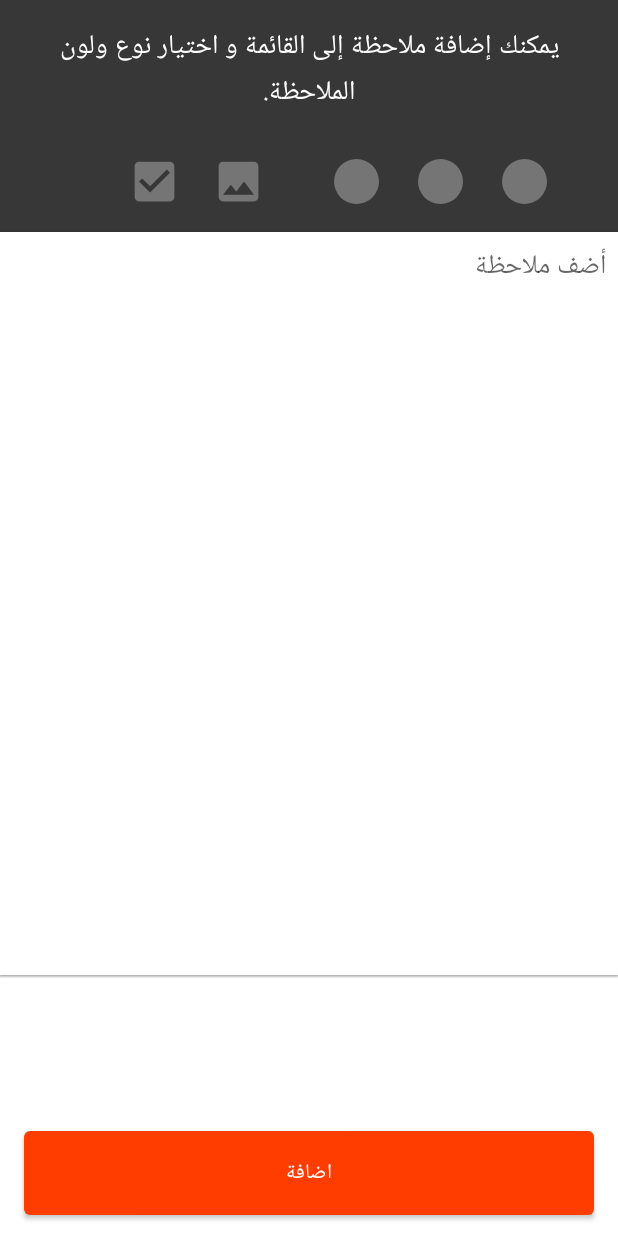
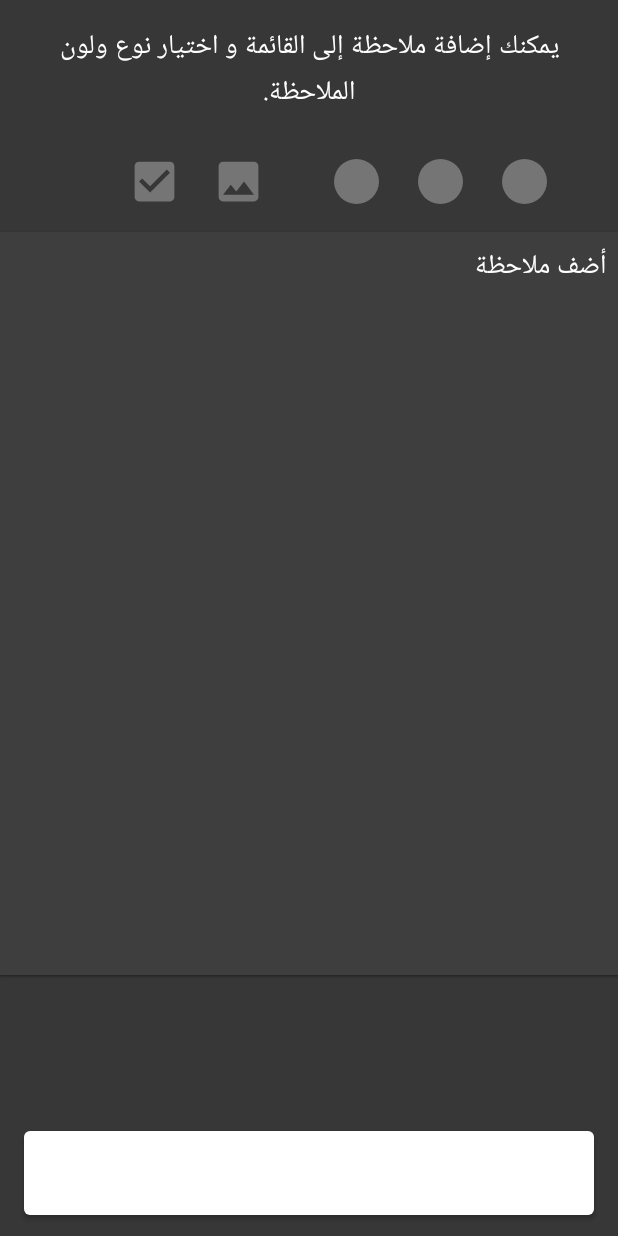
Before and after one commit to mohamme-mansour/NotesAppDeveloped, an Android app: the screen it shows after launch (AddNewNoteActivity), after a tap on an icon or button, on a phone screen of 412 x 824 dp. Run offline under Robolectric (Android 15) with nearby library versions, the phone set to English and light mode, and no system bars; our stand-ins replace Room's generated code; Roboto replaces fonts that are not available here.

Commit message:
NotesAppDeveloped Project

```diff
--- a/app/src/main/java/com/mohammedev/notesappdeveloped/Adapters/NotesAdapter.java
+++ b/app/src/main/java/com/mohammedev/notesappdeveloped/Adapters/NotesAdapter.java
@@ -21,7 +21,7 @@ import com.mohammedev.notesappdeveloped.classes.PhotoNote;
 import com.mohammedev.notesappdeveloped.databinding.ItemNoteBinding;
 import com.mohammedev.notesappdeveloped.databinding.ItemNoteCheckBinding;
 import com.mohammedev.notesappdeveloped.databinding.ItemNotePhotoBinding;
-import com.mohammedev.notesappdeveloped.extra.Constants;
+import com.mohammedev.notesappdeveloped.utils.Constants;
 
 import java.io.Serializable;
 import java.util.ArrayList;
@@ -91,7 +91,7 @@ public class NotesAdapter extends RecyclerView.Adapter<NotesAdapter.NotesViewHol
         }else{
             holder.itemNoteBinding.setNote(notesMain);
         }
-        holder.position = position;
+        holder.position = holder.getAdapterPosition();
 
     }
 
@@ -175,7 +175,6 @@ public class NotesAdapter extends RecyclerView.Adapter<NotesAdapter.NotesViewHol
             itemNoteCheckBinding.cardView.setOnLongClickListener(new View.OnLongClickListener() {
                 @Override
                 public boolean onLongClick(View v) {
-
                     mItemLongClickListener.onLongClickItem(position);
 
                     return false;
@@ -217,7 +216,6 @@ public class NotesAdapter extends RecyclerView.Adapter<NotesAdapter.NotesViewHol
                     }
                 }
             }
-
         }else{
             Toast.makeText(context, "Error Happened!", Toast.LENGTH_SHORT).show();
         }
--- a/app/src/main/java/com/mohammedev/notesappdeveloped/Background/NoteRepository.java
+++ b/app/src/main/java/com/mohammedev/notesappdeveloped/Background/NoteRepository.java
@@ -14,6 +14,7 @@ import com.mohammedev.notesappdeveloped.room.Daos.CheckNoteDao;
 import com.mohammedev.notesappdeveloped.room.Daos.NoteDao;
 import com.mohammedev.notesappdeveloped.room.Daos.PhotoNoteDao;
 import com.mohammedev.notesappdeveloped.room.NotesRoomDb;
+import com.mohammedev.notesappdeveloped.utils.AppExecutor;
 
 import java.util.List;
 
@@ -82,7 +83,7 @@ public class NoteRepository {
 
     //insert
     public void insertNote(Note note) {
-            new InsertAsyncTaskNote(mNoteDao).execute(note);}
+        new InsertAsyncTaskNote(mNoteDao).execute(note);}
 
     public void deleteNote(Note note) {
         new DeleteAsyncTaskNote(mNoteDao).execute(note);}
@@ -119,6 +120,8 @@ public class NoteRepository {
         new DeleteAllAsyncTaskNote(mNoteDao).execute();
         new DeleteAllAsyncTaskPhotoNote(mPhotoNoteDao).execute();
     }
+
+
 
     private static class InsertAsyncTaskNote extends AsyncTask<Note, Void, Void> {
 
@@ -287,4 +290,5 @@ public class NoteRepository {
             return null;
         }
     }
+
 }
--- a/app/src/main/java/com/mohammedev/notesappdeveloped/NotesEdit/CheckNoteEdit.java
+++ b/app/src/main/java/com/mohammedev/notesappdeveloped/NotesEdit/CheckNoteEdit.java
@@ -13,7 +13,7 @@ import androidx.lifecycle.ViewModelProviders;
 
 import com.mohammedev.notesappdeveloped.R;
 import com.mohammedev.notesappdeveloped.classes.CheckNote;
-import com.mohammedev.notesappdeveloped.extra.Constants;
+import com.mohammedev.notesappdeveloped.utils.Constants;
 import com.mohammedev.notesappdeveloped.room.ViewModels.NoteViewModel;
 
 public class CheckNoteEdit extends AppCompatActivity {
--- a/app/src/main/java/com/mohammedev/notesappdeveloped/NotesEdit/NormalNoteEdit.java
+++ b/app/src/main/java/com/mohammedev/notesappdeveloped/NotesEdit/NormalNoteEdit.java
@@ -10,7 +10,7 @@ import androidx.lifecycle.ViewModelProviders;
 
 import com.mohammedev.notesappdeveloped.R;
 import com.mohammedev.notesappdeveloped.classes.Note;
-import com.mohammedev.notesappdeveloped.extra.Constants;
+import com.mohammedev.notesappdeveloped.utils.Constants;
 import com.mohammedev.notesappdeveloped.room.ViewModels.NoteViewModel;
 
 public class NormalNoteEdit extends AppCompatActivity {
--- a/app/src/main/java/com/mohammedev/notesappdeveloped/NotesEdit/PhotoNoteEdit.java
+++ b/app/src/main/java/com/mohammedev/notesappdeveloped/NotesEdit/PhotoNoteEdit.java
@@ -20,7 +20,7 @@ import androidx.lifecycle.ViewModelProviders;
 
 import com.mohammedev.notesappdeveloped.R;
 import com.mohammedev.notesappdeveloped.classes.PhotoNote;
-import com.mohammedev.notesappdeveloped.extra.Constants;
+import com.mohammedev.notesappdeveloped.utils.Constants;
 import com.mohammedev.notesappdeveloped.room.ViewModels.NoteViewModel;
 
 import java.io.ByteArrayOutputStream;
--- a/app/src/main/java/com/mohammedev/notesappdeveloped/classes/Note.java
+++ b/app/src/main/java/com/mohammedev/notesappdeveloped/classes/Note.java
@@ -22,6 +22,8 @@ public class Note implements Serializable {
         this.color = noteColor;
         this.note = note;
     }
+
+
 
     public int getId() {
         return id;
--- a/app/src/main/java/com/mohammedev/notesappdeveloped/room/Daos/NoteDao.java
+++ b/app/src/main/java/com/mohammedev/notesappdeveloped/room/Daos/NoteDao.java
@@ -29,6 +29,9 @@ public interface NoteDao {
     @Delete
     void delete(Note note);
 
+    @Query("SELECT * from notesTable LIMIT 1")
+    Note[] getAnyNote();
+
     @Query("SELECT * FROM photoNotesTable")
     LiveData<List<PhotoNote>> getAllPhotoNotes();
 
--- a/app/src/main/java/com/mohammedev/notesappdeveloped/room/ViewModels/NoteViewModel.java
+++ b/app/src/main/java/com/mohammedev/notesappdeveloped/room/ViewModels/NoteViewModel.java
@@ -77,6 +77,7 @@ public class NoteViewModel extends AndroidViewModel {
         mNotesRepository.updatePhotoNote(photoNote);
     }
 
+
     public LiveData<List<Note>> getAllNotes() {
         return mAllNotes;
     }
--- a/app/src/main/java/com/mohammedev/notesappdeveloped/ui/AddNewNoteActivity.java
+++ b/app/src/main/java/com/mohammedev/notesappdeveloped/ui/AddNewNoteActivity.java
@@ -46,7 +46,7 @@ public class AddNewNoteActivity extends AppCompatActivity implements Serializabl
 
     private RadioButton normalNoteRadio;
     private RadioButton checkBoxNoteRadio;
-    private RadioButton imageNoteRadio;
+    private RadioButton photoNoteRadio;
 
     private RadioButton blueNote;
     private RadioButton redNote;
@@ -87,7 +87,7 @@ public class AddNewNoteActivity extends AppCompatActivity implements Serializabl
         redNote = findViewById(R.id.radioButton2);
         yellowNote = findViewById(R.id.radioButton);
 
-        imageNoteRadio = findViewById(R.id.radioButton4);
+        photoNoteRadio = findViewById(R.id.radioButton4);
         normalNoteRadio = findViewById(R.id.radioButton6);
         checkBoxNoteRadio = findViewById(R.id.radioButton5);
 
@@ -157,7 +157,7 @@ public class AddNewNoteActivity extends AppCompatActivity implements Serializabl
             }
         });
 
-        imageNoteRadio.setOnClickListener(new View.OnClickListener()
+        photoNoteRadio.setOnClickListener(new View.OnClickListener()
         {
             @Override
             public void onClick(View view)
@@ -264,7 +264,7 @@ public class AddNewNoteActivity extends AppCompatActivity implements Serializabl
         if (!yellowNote.isChecked() && !blueNote.isChecked() && !redNote.isChecked()) {
             Toast.makeText(this, R.string.didnt_choose_color, Toast.LENGTH_SHORT).show();
         }else {
-            if (imageNoteRadio.isChecked()) {
+            if (photoNoteRadio.isChecked()) {
                 String photoNoteText = photoNoteEditText.getText().toString();
 
                 if (photoNoteText.isEmpty()) {
--- a/app/src/main/java/com/mohammedev/notesappdeveloped/ui/MainActivity.java
+++ b/app/src/main/java/com/mohammedev/notesappdeveloped/ui/MainActivity.java
@@ -1,20 +1,25 @@
 package com.mohammedev.notesappdeveloped.ui;
 
+import android.content.DialogInterface;
 import android.content.Intent;
 import android.os.Bundle;
 import android.os.Parcelable;
+import android.view.View;
 import android.widget.Toast;
 
 import androidx.annotation.NonNull;
 import androidx.appcompat.app.AlertDialog;
 import androidx.appcompat.app.AppCompatActivity;
 import androidx.databinding.DataBindingUtil;
+import androidx.lifecycle.Observer;
 import androidx.lifecycle.ViewModelProvider;
 import androidx.recyclerview.widget.ItemTouchHelper;
 import androidx.recyclerview.widget.RecyclerView;
 import androidx.recyclerview.widget.StaggeredGridLayoutManager;
 
 import com.mohammedev.notesappdeveloped.Adapters.NotesAdapter;
+import com.mohammedev.notesappdeveloped.Listener.ItemClickListener;
+import com.mohammedev.notesappdeveloped.Listener.ItemLongClickListener;
 import com.mohammedev.notesappdeveloped.NotesEdit.CheckNoteEdit;
 import com.mohammedev.notesappdeveloped.NotesEdit.NormalNoteEdit;
 import com.mohammedev.notesappdeveloped.NotesEdit.PhotoNoteEdit;
@@ -23,16 +28,19 @@ import com.mohammedev.notesappdeveloped.classes.CheckNote;
 import com.mohammedev.notesappdeveloped.classes.Note;
 import com.mohammedev.notesappdeveloped.classes.PhotoNote;
 import com.mohammedev.notesappdeveloped.databinding.ActivityMainBinding;
-import com.mohammedev.notesappdeveloped.databinding.ItemNoteBinding;
-import com.mohammedev.notesappdeveloped.extra.Constants;
-import com.mohammedev.notesappdeveloped.extra.ViewSpaces;
+import com.mohammedev.notesappdeveloped.utils.AppExecutor;
+import com.mohammedev.notesappdeveloped.utils.Constants;
+import com.mohammedev.notesappdeveloped.utils.ViewSpaces;
 import com.mohammedev.notesappdeveloped.room.ViewModels.NoteViewModel;
+
+import java.util.List;
 
 public class MainActivity extends AppCompatActivity {
 
     private NotesAdapter mNotesAdapter;
     private NoteViewModel mNoteViewModel;
     ActivityMainBinding activityMainBinding;
+    AppExecutor mAppExecutor;
 
     @Override
     protected void onCreate(Bundle savedInstanceState)
@@ -41,22 +49,68 @@ public class MainActivity extends AppCompatActivity {
 
         activityMainBinding = DataBindingUtil.setContentView(this, R.layout.activity_main);
 
+        mAppExecutor = AppExecutor.getInstance();
 
-
-        findViewById(R.id.floating_button_add).setOnClickListener(view -> startActivity(new Intent(MainActivity.this , AddNewNoteActivity.class)));
+        findViewById(R.id.floating_button_add).setOnClickListener(new View.OnClickListener() {
+            @Override
+            public void onClick(View view) {
+                startActivity(new Intent(MainActivity.this, AddNewNoteActivity.class));
+            }
+        });
 
         activityMainBinding.recyclerViewPhotos.setLayoutManager(new StaggeredGridLayoutManager(2, 1));
         activityMainBinding.recyclerViewPhotos.setHasFixedSize(true);
         activityMainBinding.recyclerViewPhotos.addItemDecoration(new ViewSpaces(20));
 
-        mNotesAdapter = new NotesAdapter(this, this::removeNote, this::editNote);
+        mNotesAdapter = new NotesAdapter(this, new ItemLongClickListener() {
+            @Override
+            public void onLongClickItem(int position) {
+                removeNote(position);
+            }
+        }, new ItemClickListener() {
+            @Override
+            public void onClickListener(int position) {
+                editNote(position);
+            }
+        });
 
         mNoteViewModel = new ViewModelProvider(this).get(NoteViewModel.class);
-        mNoteViewModel.getAllNotes().observe(this, notes -> mNotesAdapter.setNormalNotes(notes));
 
-        mNoteViewModel.getAllPhotoNotes().observe(this, photoNotes -> mNotesAdapter.setPhotoNotes(photoNotes));
+        mNoteViewModel.getAllNotes().observe(this, new Observer<List<Note>>() {
+            @Override
+            public void onChanged(List<Note> notes) {
+                mAppExecutor.getMainThread().execute(new Runnable() {
+                    @Override
+                    public void run() {
+                        mNotesAdapter.setNormalNotes(notes);
+                    }
+                });
+            }
+        });
 
-        mNoteViewModel.getAllCheckNote().observe(this, checkNotes -> mNotesAdapter.setCheckNotes(checkNotes));
+        mNoteViewModel.getAllPhotoNotes().observe(this, new Observer<List<PhotoNote>>() {
+            @Override
+            public void onChanged(List<PhotoNote> photoNotes) {
+                mAppExecutor.getMainThread().execute(new Runnable() {
+                    @Override
+                    public void run() {
+                        mNotesAdapter.setPhotoNotes(photoNotes);
+                    }
+                });
+            }
+        });
+
+        mNoteViewModel.getAllCheckNote().observe(this, new Observer<List<CheckNote>>() {
+            @Override
+            public void onChanged(List<CheckNote> checkNotes) {
+                mAppExecutor.getMainThread().execute(new Runnable() {
+                    @Override
+                    public void run() {
+                        mNotesAdapter.setCheckNotes(checkNotes);
+                    }
+                });
+            }
+        });
 
         activityMainBinding.recyclerViewPhotos.setAdapter(mNotesAdapter);
 
@@ -70,34 +124,61 @@ public class MainActivity extends AppCompatActivity {
             public void onSwiped(@NonNull RecyclerView.ViewHolder viewHolder, int direction) {
                 int position = viewHolder.getAdapterPosition();
                 if (mNotesAdapter.getNoteAt(position) instanceof PhotoNote){
+                    mAppExecutor.getMainThread().execute(new Runnable() {
+                        @Override
+                        public void run() {
                             mNoteViewModel.deletePhotoNote((PhotoNote) mNotesAdapter.getNoteAt(position));
+                        }
+                    });
+
                 }else if (mNotesAdapter.getNoteAt(position) instanceof CheckNote){
+                    mAppExecutor.getMainThread().execute(new Runnable() {
+                        @Override
+                        public void run() {
                             mNoteViewModel.deleteCheckNote((CheckNote) mNotesAdapter.getNoteAt(position));
+                        }
+                    });
                 }else{
+                    mAppExecutor.getMainThread().execute(new Runnable() {
+                        @Override
+                        public void run() {
                             mNoteViewModel.deleteNormalNote(mNotesAdapter.getNoteAt(position));
-
+                        }
+                    });
                 }
                 mNotesAdapter.notifyItemRemoved(position);
             }
         }).attachToRecyclerView(activityMainBinding.recyclerViewPhotos);
     }
 
-    private void removeNote(final int position) {
-        Toast.makeText(this, position + " , " + mNotesAdapter.notesArray.size(), Toast.LENGTH_SHORT).show();
+    private void removeNote(int position) {
+        Toast.makeText(this, position + " , " + mNotesAdapter.notesArray.size() + " , " + mNotesAdapter.getNoteAt(position).getId() , Toast.LENGTH_SHORT).show();
         AlertDialog alertDialog = new AlertDialog.Builder(this )
                 .setMessage(R.string.delete_confirmation)
-                .setPositiveButton(R.string.Confirm, (dialogInterface, i) -> {
-                    if (mNotesAdapter.getNoteAt(position) instanceof PhotoNote){
+                .setPositiveButton(R.string.Confirm, new DialogInterface.OnClickListener() {
+                    @Override
+                    public void onClick(DialogInterface dialogInterface, int i) {
+                        mAppExecutor.getMainThread().execute(new Runnable() {
+                            @Override
+                            public void run() {
+                                if (mNotesAdapter.getNoteAt(position) instanceof PhotoNote) {
                                     mNoteViewModel.deletePhotoNote((PhotoNote) mNotesAdapter.getNoteAt(position));
-                    }else if (mNotesAdapter.getNoteAt(position) instanceof CheckNote){
+                                } else if (mNotesAdapter.getNoteAt(position) instanceof CheckNote) {
                                     mNoteViewModel.deleteCheckNote((CheckNote) mNotesAdapter.getNoteAt(position));
-                    }else{
+                                } else {
                                     mNoteViewModel.deleteNormalNote(mNotesAdapter.getNoteAt(position));
                                 }
                                 mNotesAdapter.notifyItemRemoved(position);
-
+                            }
+                        });
+                    }
                 })
-                .setNegativeButton(R.string.cancel, (dialogInterface, i) -> dialogInterface.dismiss())
+                .setNegativeButton(R.string.cancel, new DialogInterface.OnClickListener() {
+                    @Override
+                    public void onClick(DialogInterface dialogInterface, int i) {
+                        dialogInterface.dismiss();
+                    }
+                })
                 .create();
 
         alertDialog.show();
@@ -106,7 +187,6 @@ public class MainActivity extends AppCompatActivity {
 
     private void editNote(int position) {
         Note noteEdit = mNotesAdapter.getNoteAt(position);
-
         if (noteEdit instanceof PhotoNote) {
             PhotoNote photoNote = (PhotoNote) noteEdit;
             Intent photoNoteIntent = new Intent(MainActivity.this, PhotoNoteEdit.class);
--- /dev/null
+++ b/app/src/main/java/com/mohammedev/notesappdeveloped/utils/AppExecutor.java
@@ -0,0 +1,116 @@
+package com.mohammedev.notesappdeveloped.utils;
+
+import android.os.Handler;
+import android.os.Looper;
+
+import androidx.annotation.NonNull;
+
+import java.util.concurrent.Executor;
+import java.util.concurrent.Executors;
+
+/**
+ * Class for handling execution on different threads
+ */
+public class AppExecutor {
+
+    /**
+     * Object used for the purpose of synchronize lock
+     */
+    private static final Object LOCK = new Object();
+
+    /**
+     * Instance of this class for Singleton
+     */
+    private static AppExecutor sInstance;
+
+    /**
+     * Executor for local storage related operations
+     */
+    private final Executor diskIO;
+
+    /**
+     * Executor for network related operations
+     */
+    private final Executor networkIO;
+
+    /**
+     * Executor for main thread or UI operations
+     */
+    private final Executor mainThread;
+
+    /**
+     * Constructor use to initialize Executor instances
+     *
+     * @param diskIO     instance of Executor used for local storage operations
+     * @param networkIO  instance of Executor for network operations
+     * @param mainThread instance MainThreadExecutor to be used for main thread operations
+     */
+    private AppExecutor(Executor diskIO, Executor networkIO, Executor mainThread) {
+        this.diskIO = diskIO;
+        this.networkIO = networkIO;
+        this.mainThread = mainThread;
+    }
+
+    /**
+     * Method used to get an instance of AppExecutor class
+     *
+     * @return an instance of AppExecutor class
+     */
+    public static AppExecutor getInstance() {
+        if (sInstance == null) {
+            synchronized (LOCK) {
+                // Create new object of AppExecutor
+                if (sInstance == null) {
+                    sInstance = new AppExecutor(
+                            Executors.newSingleThreadExecutor(),
+                            Executors.newFixedThreadPool(3),
+                            new MainThreadExecutor()
+                    );
+                }
+            }
+        }
+        return sInstance;
+    }
+
+
+    /**
+     * Get instance of Executor class to use for local storage related operations
+     *
+     * @return instance of disk io executor
+     */
+    public Executor getDiskIO() {
+        return diskIO;
+    }
+
+    /**
+     * Get instance of Executor class to use for network related operations
+     *
+     * @return instance of network executor
+     */
+    public Executor getNetworkIO() {
+        return networkIO;
+    }
+
+    /**
+     * Get instance of Executor class to use for user interface and other main thread operations
+     *
+     * @return instance of main thread executor
+     */
+    public Executor getMainThread() {
+        return mainThread;
+    }
+
+    /**
+     * Custom Executor that handle operations on MainThread
+     */
+    private static class MainThreadExecutor implements Executor {
+
+        private Handler mainThreadHandler = new Handler(Looper.getMainLooper());
+
+        @Override
+        public void execute(@NonNull Runnable command) {
+            mainThreadHandler.post(command);
+        }
+    }
+
+}
--- a/app/src/main/java/com/mohammedev/notesappdeveloped/extra/Constants.java
+++ b/app/src/main/java/com/mohammedev/notesappdeveloped/utils/Constants.java
@@ -1,4 +1,4 @@
-package com.mohammedev.notesappdeveloped.extra;
+package com.mohammedev.notesappdeveloped.utils;
 
 import android.graphics.Color;
 
--- a/app/src/main/java/com/mohammedev/notesappdeveloped/extra/ViewSpaces.java
+++ b/app/src/main/java/com/mohammedev/notesappdeveloped/utils/ViewSpaces.java
@@ -1,4 +1,4 @@
-package com.mohammedev.notesappdeveloped.extra;
+package com.mohammedev.notesappdeveloped.utils;
 
 import android.graphics.Rect;
 import android.view.View;
--- a/app/src/main/res/layout/activity_add_new_note.xml
+++ b/app/src/main/res/layout/activity_add_new_note.xml
@@ -3,7 +3,8 @@
     xmlns:app="http://schemas.android.com/apk/res-auto"
     android:id="@+id/ConstraintLayout"
     android:layout_width="match_parent"
-    android:layout_height="match_parent">
+    android:layout_height="match_parent"
+    android:background="@color/colorAccent">
 
     <FrameLayout
         android:id="@+id/frameLayout"
@@ -14,7 +15,8 @@
         app:layout_constraintEnd_toEndOf="parent"
         app:layout_constraintStart_toStartOf="parent"
         app:layout_constraintTop_toTopOf="parent"
-        app:layout_constraintVertical_bias="0.9">
+        app:layout_constraintVertical_bias="0.9"
+        app:layout_constraintCircleRadius="5dp">
 
     </FrameLayout>
 
@@ -124,6 +126,7 @@
         android:layout_height="0dp"
         android:layout_below="@+id/titleTextView"
         android:layout_marginBottom="8dp"
+        android:background="@color/colorPrimaryDark"
         android:padding="8dp"
         android:visibility="visible"
         app:layout_constraintBottom_toTopOf="@+id/guideline"
@@ -134,7 +137,8 @@
         <RelativeLayout
             android:id="@+id/relativeLayout"
             android:layout_width="match_parent"
-            android:layout_height="wrap_content">
+            android:layout_height="wrap_content"
+            android:background="@color/colorPrimaryDark">
 
             <ImageView
                 android:id="@+id/photoImageView"
@@ -170,6 +174,7 @@
         android:layout_height="0dp"
         android:layout_below="@+id/titleTextView"
         android:layout_marginBottom="8dp"
+        android:background="@color/colorPrimaryDark"
         android:padding="8dp"
         android:visibility="visible"
         app:layout_constraintBottom_toTopOf="@+id/guideline"
@@ -180,6 +185,7 @@
         <RelativeLayout
             android:layout_width="match_parent"
             android:layout_height="wrap_content"
+            android:background="@color/colorPrimaryDark"
             android:padding="8dp">
 
             <EditText
@@ -193,7 +199,9 @@
                 android:background="@android:color/transparent"
                 android:fontFamily="@font/cairo"
                 android:gravity="top"
-                android:hint="@string/add_note_text" />
+                android:hint="@string/add_note_text"
+                android:textColor="@color/colorPrimary"
+                android:textColorHint="@color/colorPrimary" />
         </RelativeLayout>
 
     </androidx.cardview.widget.CardView>
@@ -215,6 +223,7 @@
         <androidx.constraintlayout.widget.ConstraintLayout
             android:layout_width="match_parent"
             android:layout_height="match_parent"
+            android:background="@color/colorPrimaryDark"
             android:padding="8dp">
 
             <EditText
@@ -256,7 +265,6 @@
 
     <com.google.android.material.button.MaterialButton
         android:id="@+id/button_submit"
-        style="@style/Widget.MaterialComponents.Button"
         android:layout_width="0dp"
         android:layout_height="wrap_content"
         android:layout_alignParentEnd="true"
--- a/app/src/main/res/layout/activity_main.xml
+++ b/app/src/main/res/layout/activity_main.xml
@@ -8,7 +8,8 @@
     xmlns:android="http://schemas.android.com/apk/res/android"
     xmlns:app="http://schemas.android.com/apk/res-auto"
     android:layout_width="match_parent"
-    android:layout_height="match_parent">
+    android:layout_height="match_parent"
+    android:background="@color/colorAccent">
 
     <androidx.recyclerview.widget.RecyclerView
         android:id="@+id/recycler_view_photos"
--- a/app/src/main/res/layout/item_note_check.xml
+++ b/app/src/main/res/layout/item_note_check.xml
@@ -8,7 +8,7 @@
 
         <variable
             name="constant"
-            type="com.mohammedev.notesappdeveloped.extra.Constants" />
+            type="com.mohammedev.notesappdeveloped.utils.Constants" />
 
     </data>
 <androidx.cardview.widget.CardView xmlns:android="http://schemas.android.com/apk/res/android"
--- a/app/src/main/res/values/colors.xml
+++ b/app/src/main/res/values/colors.xml
@@ -1,7 +1,7 @@
 <?xml version="1.0" encoding="utf-8"?>
 <resources>
-    <color name="colorPrimary">#FF3D00</color>
-    <color name="colorPrimaryDark">#2979FF</color>
+    <color name="colorPrimary">#FFFFFF</color>
+    <color name="colorPrimaryDark">#3E3E3E</color>
     <color name="colorAccent">#373737</color>
 
     <color name="red">#dc544b</color>
```
Lines whose indentation alone changed are shown as unchanged.
